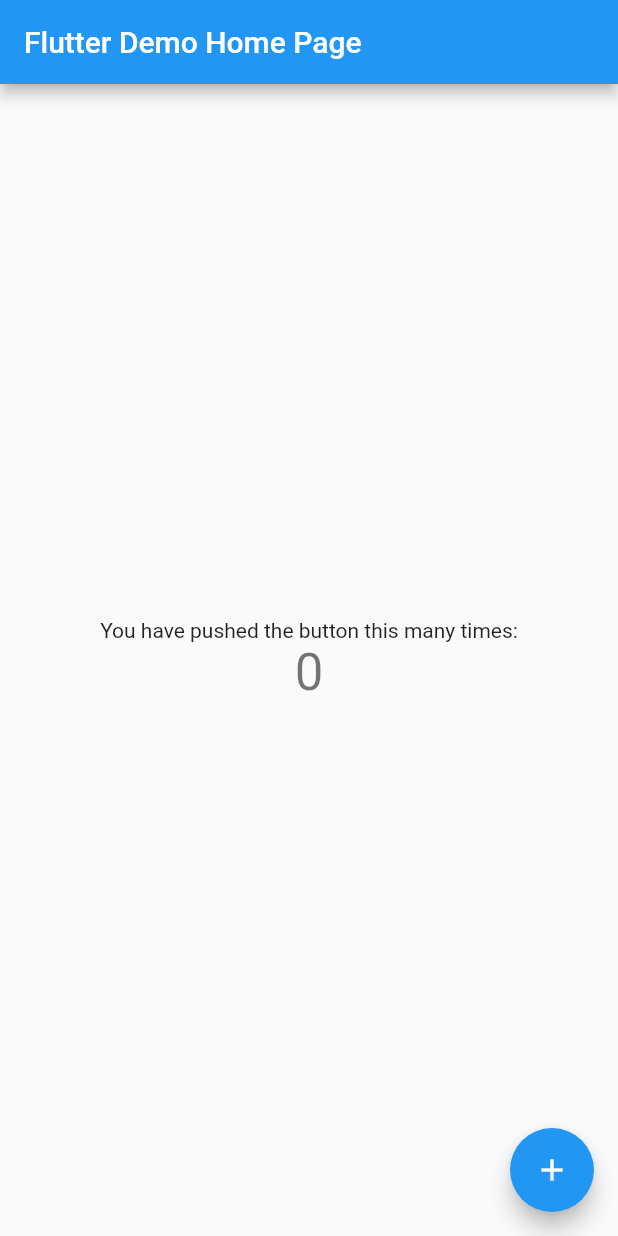
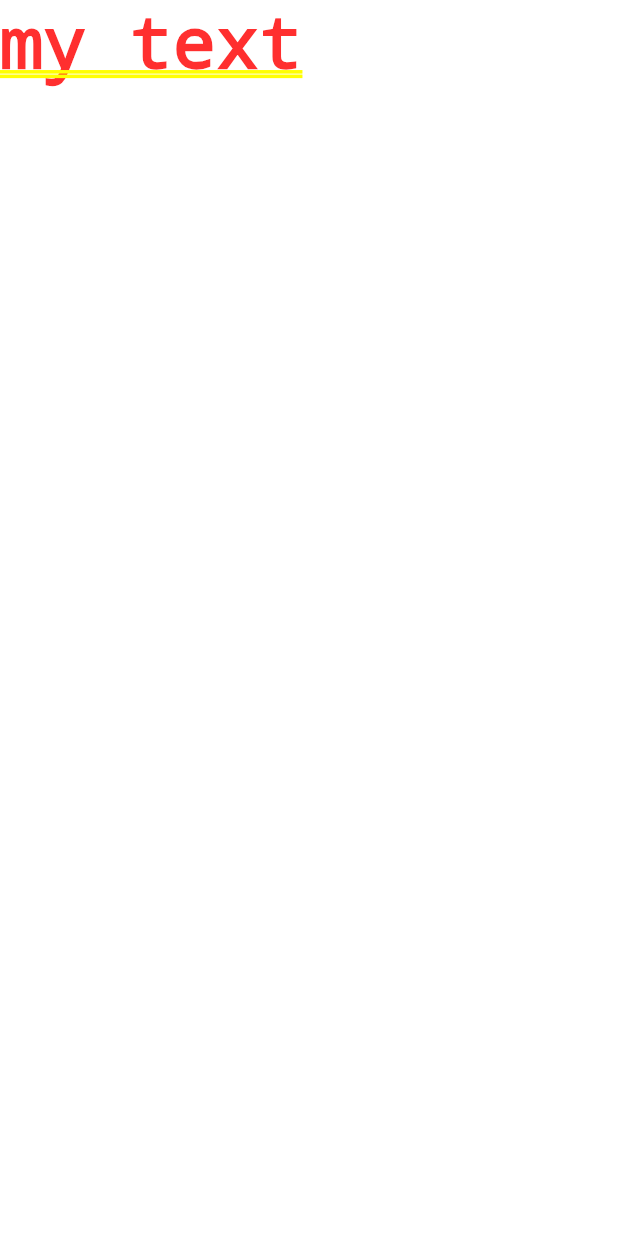
Before and after one commit to Delushon/flutter_examples, a Flutter app: the screen it shows after launch, on a phone screen of 412 x 824 dp. Run offline on Flutter 3.47's test engine with Material 2 defaults, Android fonts, the phone set to English and light mode, and no system bars.

Commit message:
Создание пустого приложения с текстом

```diff
--- a/lib/main.dart
+++ b/lib/main.dart
@@ -1,113 +1,5 @@
 import 'package:flutter/material.dart';
 
-void main() {
-  runApp(MyApp());
-}
-
-class MyApp extends StatelessWidget {
-  // This widget is the root of your application.
-  @override
-  Widget build(BuildContext context) {
-    return MaterialApp(
-      title: 'Flutter Demo',
-      theme: ThemeData(
-        // This is the theme of your application.
-        //
-        // Try running your application with "flutter run". You'll see the
-        // application has a blue toolbar. Then, without quitting the app, try
-        // changing the primarySwatch below to Colors.green and then invoke
-        // "hot reload" (press "r" in the console where you ran "flutter run",
-        // or simply save your changes to "hot reload" in a Flutter IDE).
-        // Notice that the counter didn't reset back to zero; the application
-        // is not restarted.
-        primarySwatch: Colors.blue,
-      ),
-      home: MyHomePage(title: 'Flutter Demo Home Page'),
-    );
-  }
-}
-
-class MyHomePage extends StatefulWidget {
-  MyHomePage({Key? key, required this.title}) : super(key: key);
-
-  // This widget is the home page of your application. It is stateful, meaning
-  // that it has a State object (defined below) that contains fields that affect
-  // how it looks.
-
-  // This class is the configuration for the state. It holds the values (in this
-  // case the title) provided by the parent (in this case the App widget) and
-  // used by the build method of the State. Fields in a Widget subclass are
-  // always marked "final".
-
-  final String title;
-
-  @override
-  _MyHomePageState createState() => _MyHomePageState();
-}
-
-class _MyHomePageState extends State<MyHomePage> {
-  int _counter = 0;
-
-  void _incrementCounter() {
-    setState(() {
-      // This call to setState tells the Flutter framework that something has
-      // changed in this State, which causes it to rerun the build method below
-      // so that the display can reflect the updated values. If we changed
-      // _counter without calling setState(), then the build method would not be
-      // called again, and so nothing would appear to happen.
-      _counter += 1;
-    });
-  }
-
-  @override
-  Widget build(BuildContext context) {
-    // This method is rerun every time setState is called, for instance as done
-    // by the _incrementCounter method above.
-    //
-    // The Flutter framework has been optimized to make rerunning build methods
-    // fast, so that you can just rebuild anything that needs updating rather
-    // than having to individually change instances of widgets.
-    return Scaffold(
-      appBar: AppBar(
-        // Here we take the value from the MyHomePage object that was created by
-        // the App.build method, and use it to set our appbar title.
-        title: Text(widget.title),
-      ),
-      body: Center(
-        // Center is a layout widget. It takes a single child and positions it
-        // in the middle of the parent.
-        child: Column(
-          // Column is also a layout widget. It takes a list of children and
-          // arranges them vertically. By default, it sizes itself to fit its
-          // children horizontally, and tries to be as tall as its parent.
-          //
-          // Invoke "debug painting" (press "p" in the console, choose the
-          // "Toggle Debug Paint" action from the Flutter Inspector in Android
-          // Studio, or the "Toggle Debug Paint" command in Visual Studio Code)
-          // to see the wireframe for each widget.
-          //
-          // Column has various properties to control how it sizes itself and
-          // how it positions its children. Here we use mainAxisAlignment to
-          // center the children vertically; the main axis here is the vertical
-          // axis because Columns are vertical (the cross axis would be
-          // horizontal).
-          mainAxisAlignment: MainAxisAlignment.center,
-          children: <Widget>[
-            Text(
-              'You have pushed the button this many times:',
-            ),
-            Text(
-              '$_counter',
-              style: Theme.of(context).textTheme.headline4,
-            ),
-          ],
-        ),
-      ),
-      floatingActionButton: FloatingActionButton(
-        onPressed: _incrementCounter,
-        tooltip: 'Increment',
-        child: Icon(Icons.add),
-      ), // This trailing comma makes auto-formatting nicer for build methods.
-    );
-  }
-}
+void main() => runApp(MaterialApp(
+  home: Text('my text'),
+));
```
